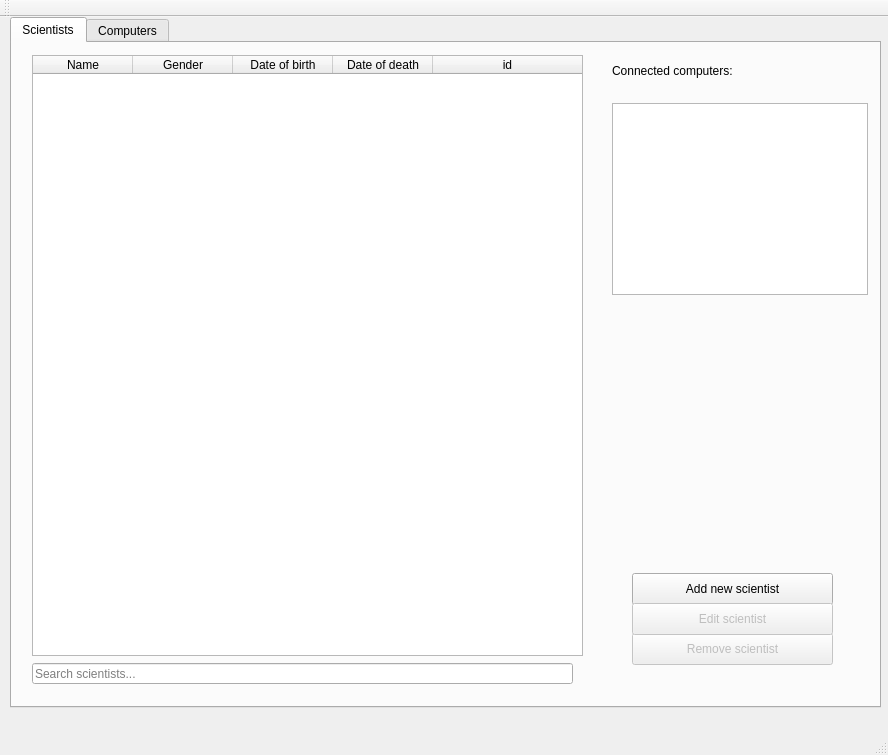
Before: the Qt Designer form computer_scientists_ui/mainwindow.ui in 2015-VLN1-Group-44/ComputerScientists_UI, drawn with Qt 5.
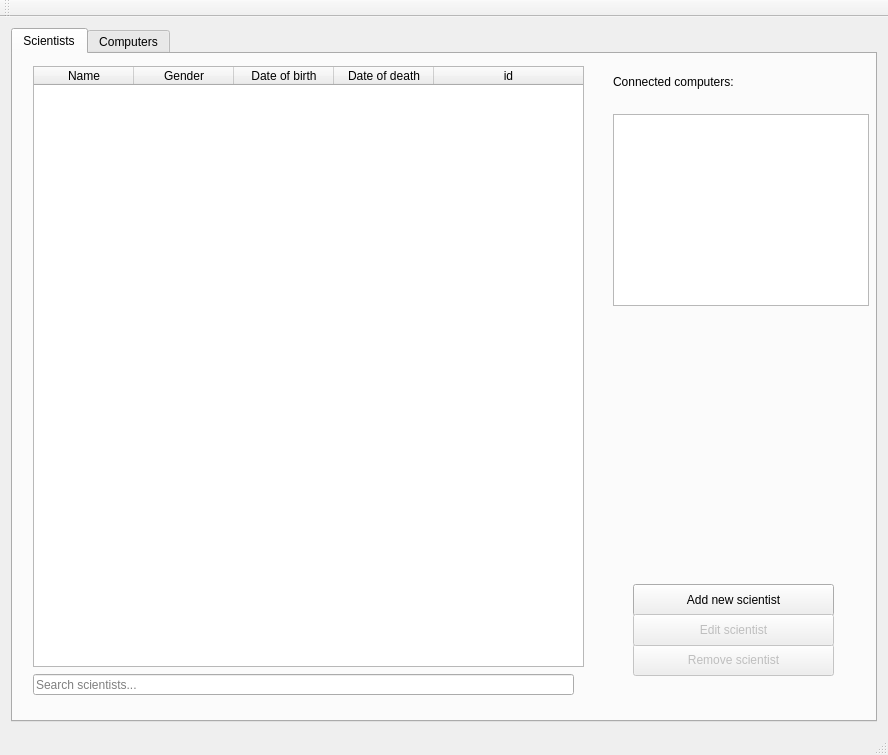
After: the same form once the commit is applied.

Patch:
```diff
--- a/computer_scientists_ui/mainwindow.ui
+++ b/computer_scientists_ui/mainwindow.ui
@@ -14,15 +14,9 @@
    <string>MainWindow</string>
   </property>
   <widget class="QWidget" name="centralWidget">
+   <layout class="QHBoxLayout" name="horizontalLayout">
+    <item>
    <widget class="QTabWidget" name="tabWidget">
-    <property name="geometry">
-     <rect>
-      <x>10</x>
-      <y>0</y>
-      <width>871</width>
-      <height>691</height>
-     </rect>
-    </property>
     <property name="currentIndex">
      <number>0</number>
     </property>
@@ -222,6 +216,8 @@
      </widget>
     </widget>
    </widget>
+    </item>
+   </layout>
   </widget>
   <widget class="QMenuBar" name="menuBar">
    <property name="geometry">
```
Left out of the diff: 2 changed lines with no effect on the pictures. Lines whose indentation alone changed are shown as unchanged.
